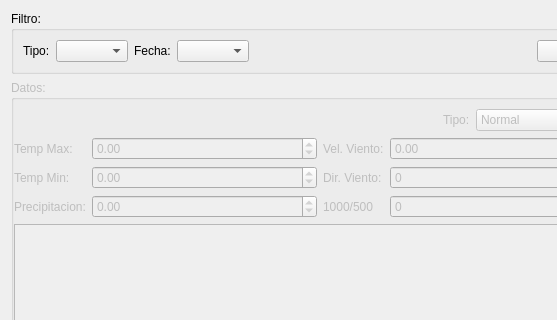
diegowald/meteo, file MeteoAstrologia/datamodificationwidget.ui: the form before one commit; both pictures show x 0 to 557 and y 0 to 320 of the 640 by 480 pixel window.
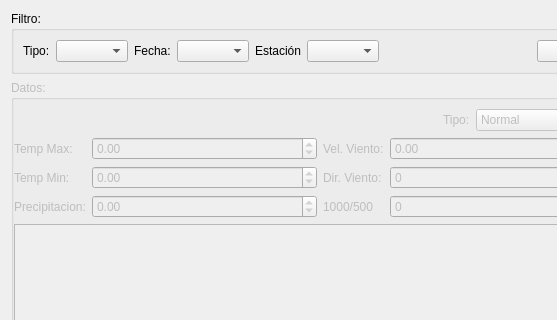
The form after the commit.

Commit message: Se añade la estacion de trabajo.

```diff
--- a/MeteoAstrologia/datamodificationwidget.ui
+++ b/MeteoAstrologia/datamodificationwidget.ui
@@ -46,6 +46,16 @@
       <item>
        <widget class="QComboBox" name="dateComboBox"/>
       </item>
+      <item>
+       <widget class="QLabel" name="label_4">
+        <property name="text">
+         <string>Estación</string>
+        </property>
+       </widget>
+      </item>
+      <item>
+       <widget class="QComboBox" name="cboEstacion"/>
+      </item>
       <item>
        <spacer name="horizontalSpacer">
         <property name="orientation">
```
The commit also changes 48 other files.
